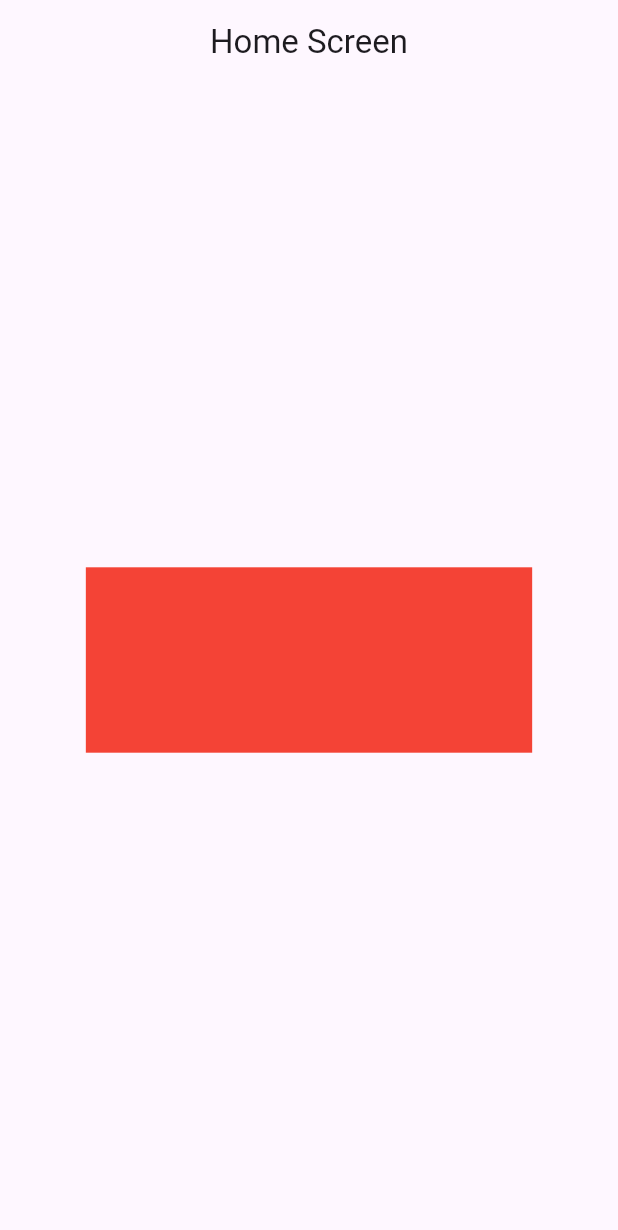
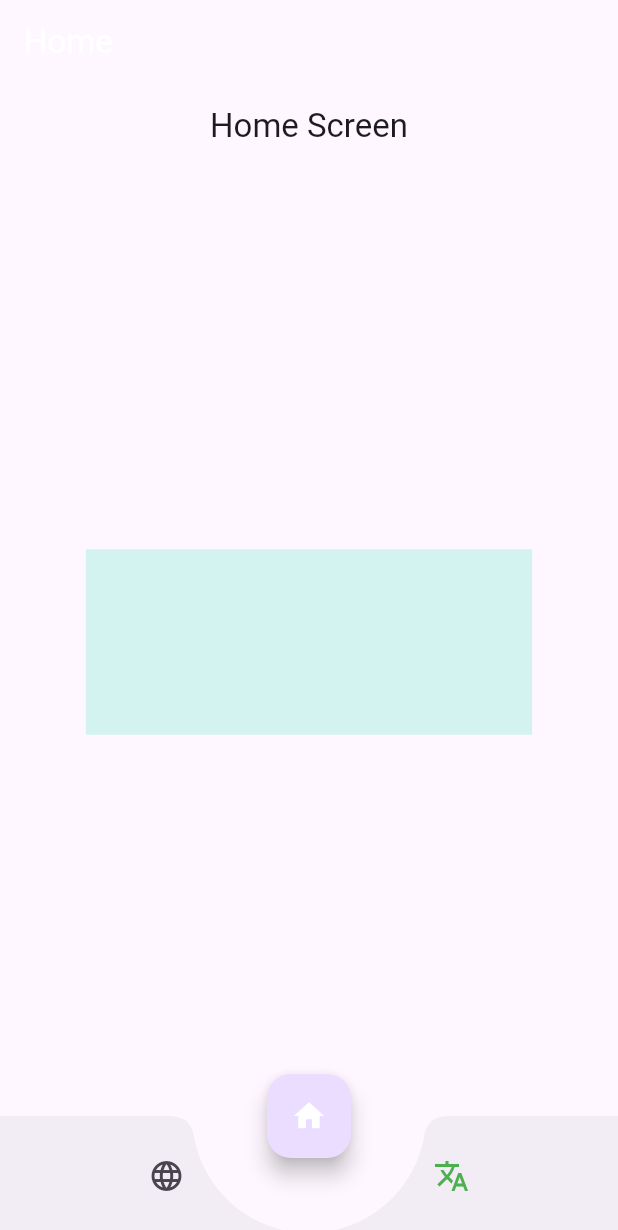
Before and after one commit to omit-excelitai/image_and_video_editing, a Flutter app: the screen it shows after launch, on a phone screen of 412 x 824 dp. Shown: the top 1230 px of the screen. Run offline on Flutter 3.47's test engine with Material 2 defaults, Android fonts, the phone set to English and light mode, and no system bars; our stand-ins replace dio, flutter_screenutil, get, get_it, google_fonts, shared_preferences.

Commit message:
added ---  bottom_navbar_add without color

```diff
--- a/lib/main.dart
+++ b/lib/main.dart
@@ -4,6 +4,7 @@ import 'package:get/get_navigation/src/root/get_material_app.dart';
 import 'package:get/get_navigation/src/routes/get_route.dart';
 import 'package:image_and_video_editing/view/screen/add_project_screen.dart';
 import 'package:image_and_video_editing/view/screen/edit_screen.dart';
+import 'package:image_and_video_editing/view/screen/bottom_navbar_screen.dart';
 import 'package:image_and_video_editing/view/screen/home_screen.dart';
 import 'package:image_and_video_editing/view/screen/view_screen.dart';
 import 'di_container.dart' as di;
@@ -32,7 +33,7 @@ class MyApp extends StatelessWidget {
               colorScheme: ColorScheme.fromSeed(seedColor: Colors.deepPurple),
               useMaterial3: true,
             ),
-            initialRoute: HomeScreen.routeName,
+            home: BottomNavBarScreen(),
             getPages: [
               GetPage(name: HomeScreen.routeName, page: () => HomeScreen()),
               GetPage(name: ViewScreen.routeName, page: () => ViewScreen()),
--- /dev/null
+++ b/lib/view/screen/bottom_navbar_screen.dart
@@ -0,0 +1,53 @@
+import 'package:flutter/material.dart';
+import 'package:get/get.dart';
+
+import '../../controller/bottom_navbar_controller.dart';
+
+
+class BottomNavBarScreen extends StatelessWidget {
+  static const String routeName = '/bottom_navbar';
+
+  @override
+  Widget build(BuildContext context) {
+    return GetBuilder<BottomNavController>(
+      init: BottomNavController(),
+      builder: (controller) => Scaffold(
+        appBar: AppBar(
+          title: Text(controller.title,style: TextStyle(
+            color: Colors.white
+          ),),
+        ),
+        body: controller.currentScreen,
+        bottomNavigationBar: BottomAppBar(
+          notchMargin: 50,
+          shape: CircularNotchedRectangle(),
+          child: Container(
+            height: 60.0,
+            child: Row(
+              mainAxisAlignment: MainAxisAlignment.spaceAround,
+              children: <Widget>[
+                IconButton(
+                  icon: Icon(Icons.language,),
+                  onPressed: () => controller.changeScreen(1),
+                ),
+                IconButton(
+                  icon: Icon(Icons.translate,color: Colors.green,),
+                  onPressed: () => controller.changeScreen(2),
+                ),
+              ],
+            ),
+          ),
+        ),
+        floatingActionButton: FloatingActionButton(
+          isExtended: true,
+          // backgroundColor: AppColor.appPrimaryColor,
+          child: Icon(Icons.home,color: Colors.white,),
+          onPressed: () {
+            controller.changeScreen(0);
+          },
+        ),
+        floatingActionButtonLocation: FloatingActionButtonLocation.centerDocked,
+      ),
+    );
+  }
+}
--- a/lib/view/screen/home_screen.dart
+++ b/lib/view/screen/home_screen.dart
@@ -1,5 +1,7 @@
 import 'package:flutter/material.dart';
 import 'package:flutter_screenutil/flutter_screenutil.dart';
+
+import 'bottom_navbar_screen.dart';
 
 class HomeScreen extends StatelessWidget {
   static const String routeName = '/home_screen';
@@ -8,6 +10,7 @@ class HomeScreen extends StatelessWidget {
   @override
   Widget build(BuildContext context) {
     return Scaffold(
+
       appBar: AppBar(
         title: Text(
           'Home Screen',
@@ -21,7 +24,7 @@ class HomeScreen extends StatelessWidget {
             height: 120.h,
             width: double.infinity,
             decoration: BoxDecoration(
-              color: Colors.red
+              color: Color(0xFFd3f3f1)
             ),
           ),
         ),
```
